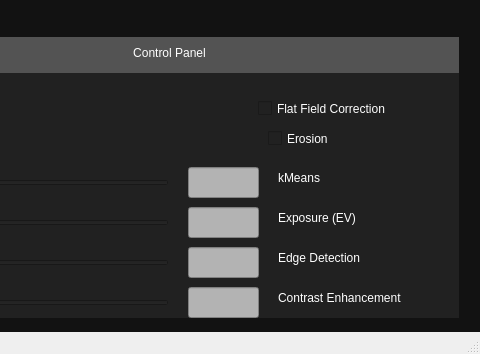
Qt form src/QT/gui.ui (adamvallance/cellUview) before a commit; both pictures show x 682 to 1162 and y 582 to 936 of the 1162 by 936 pixel window.
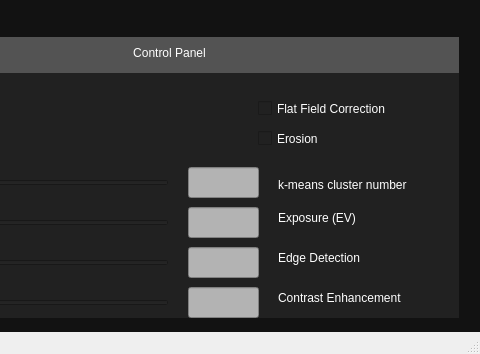
The same form after that commit.

Commit message: Changed the max number of clusters to 5 to stop breaking the pi, performed some general cleanup to UI

Diff of the .ui file:
```diff
--- a/src/QT/gui.ui
+++ b/src/QT/gui.ui
@@ -295,7 +295,7 @@
      <widget class="QCheckBox" name="erosionCheckBox">
       <property name="geometry">
        <rect>
-        <x>450</x>
+        <x>440</x>
         <y>90</y>
         <width>92</width>
         <height>23</height>
@@ -499,16 +499,16 @@
       <property name="geometry">
        <rect>
         <x>460</x>
-        <y>130</y>
-        <width>111</width>
-        <height>21</height>
+        <y>140</y>
+        <width>151</width>
+        <height>16</height>
        </rect>
       </property>
       <property name="styleSheet">
        <string notr="true">color: rgb(255, 255, 255);</string>
       </property>
       <property name="text">
-       <string>kMeans</string>
+       <string>k-means cluster number</string>
       </property>
      </widget>
     </widget>
```
Left out of the diff: 2 changed lines with no effect on the pictures. The commit also changes 2 other files.
